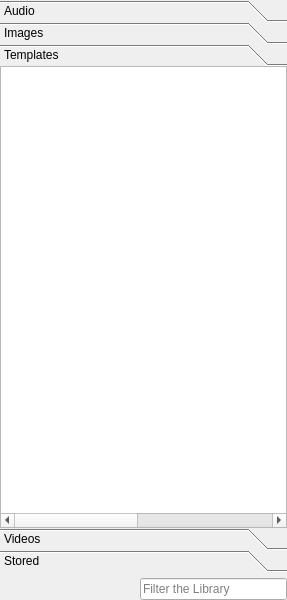
Above: Widgets/Library/LibraryWidget.ui from CasparCG/client before the change. Below: the same form after it.
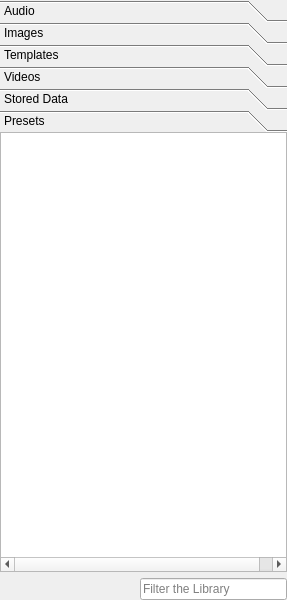
That is the form after the change. The open tabs and pages were chosen to show the change.

Commit message: Added support for presets.

What changed in the file:
```diff
--- a/Widgets/Library/LibraryWidget.ui
+++ b/Widgets/Library/LibraryWidget.ui
@@ -180,7 +180,7 @@
         <x>0</x>
         <y>0</y>
         <width>287</width>
-        <height>465</height>
+        <height>444</height>
        </rect>
       </property>
       <attribute name="label">
@@ -336,7 +336,7 @@
        </rect>
       </property>
       <attribute name="label">
-       <string>Stored</string>
+       <string>Stored Data</string>
       </attribute>
       <layout class="QVBoxLayout" name="verticalLayout_6">
        <property name="margin">
@@ -396,6 +396,67 @@
        </item>
       </layout>
      </widget>
+     <widget class="QWidget" name="pagePreset">
+      <property name="geometry">
+       <rect>
+        <x>0</x>
+        <y>0</y>
+        <width>287</width>
+        <height>444</height>
+       </rect>
+      </property>
+      <attribute name="label">
+       <string>Presets</string>
+      </attribute>
+      <layout class="QVBoxLayout" name="verticalLayout_7">
+       <property name="spacing">
+        <number>0</number>
+       </property>
+       <property name="margin">
+        <number>0</number>
+       </property>
+       <item>
+        <widget class="QTreeWidget" name="treeWidgetPreset">
+         <property name="contextMenuPolicy">
+          <enum>Qt::CustomContextMenu</enum>
+         </property>
+         <property name="selectionMode">
+          <enum>QAbstractItemView::ExtendedSelection</enum>
+         </property>
+         <property name="rootIsDecorated">
+          <bool>false</bool>
+         </property>
+         <property name="uniformRowHeights">
+          <bool>true</bool>
+         </property>
+         <attribute name="headerVisible">
+          <bool>false</bool>
+         </attribute>
+         <attribute name="headerDefaultSectionSize">
+          <number>100</number>
+         </attribute>
+         <attribute name="headerShowSortIndicator" stdset="0">
+          <bool>false</bool>
+         </attribute>
+         <column>
+          <property name="text">
+           <string>Name</string>
+          </property>
+         </column>
+         <column>
+          <property name="text">
+           <string>Id</string>
+          </property>
+         </column>
+         <column>
+          <property name="text">
+           <string>Value</string>
+          </property>
+         </column>
+        </widget>
+       </item>
+      </layout>
+     </widget>
     </widget>
    </item>
    <item>
```
Left out of the diff: 28 changed lines with no effect on the pictures. The commit also changes 28 other files.
